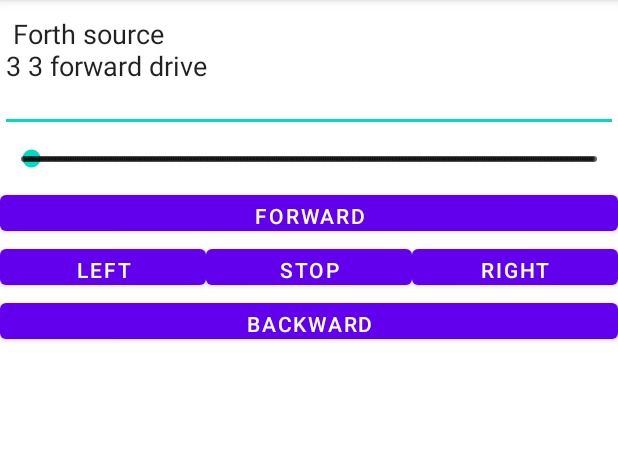
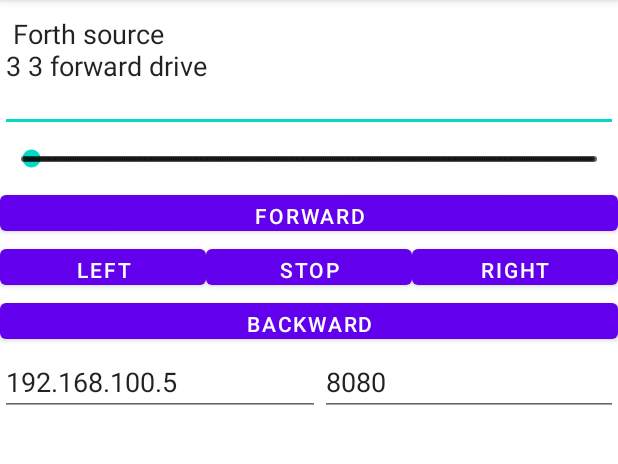
Before and after one commit to turnimator/ForthmobileControl, an Android app: the screen it shows after launch (MainActivity), after a tap on "FORWARD", on a phone screen of 412 x 824 dp, the part 84-548 px from its top. Run offline under Robolectric (Android 15) with nearby library versions, the phone set to English and light mode, and no system bars; libraries missing offline, so code that uses them is left out: org.apache.commons; 1 statement that could not run was skipped.

Commit message:
Text widget appears to work
Pressing Enter at the end of a line triggers a SEND.

```diff
--- a/app/build.gradle
+++ b/app/build.gradle
@@ -1,5 +1,9 @@
 plugins {
     id 'com.android.application'
+}
+
+repositories {
+    mavenCentral()
 }
 
 android {
@@ -29,7 +33,7 @@ android {
 }
 
 dependencies {
-
+    implementation 'commons-net:commons-net:3.6'
     implementation 'androidx.appcompat:appcompat:1.3.0'
     implementation 'com.google.android.material:material:1.3.0'
     implementation 'androidx.constraintlayout:constraintlayout:2.0.1'
--- a/app/src/main/AndroidManifest.xml
+++ b/app/src/main/AndroidManifest.xml
@@ -2,6 +2,7 @@
 <manifest xmlns:android="http://schemas.android.com/apk/res/android"
     package="com.example.forthmobileapp">
 
+    <uses-permission android:name="android.permission.INTERNET" />
     <application
         android:allowBackup="true"
         android:icon="@mipmap/ic_launcher"
--- a/app/src/main/java/com/example/forthmobileapp/MainActivity.java
+++ b/app/src/main/java/com/example/forthmobileapp/MainActivity.java
@@ -17,20 +17,37 @@ import android.widget.AdapterView;
 import android.widget.ArrayAdapter;
 import android.widget.AutoCompleteTextView;
 import android.widget.Button;
+import android.widget.CompoundButton;
+import android.widget.EditText;
 import android.widget.ListAdapter;
 import android.widget.MultiAutoCompleteTextView;
 import android.widget.SeekBar;
 import android.widget.Spinner;
+import android.widget.ToggleButton;
 
 import java.util.ArrayList;
 import java.util.Arrays;
 import java.util.List;
 
 public class MainActivity extends AppCompatActivity {
+    EditText textURI;
+    EditText textPort;
+    ToggleButton buttonConnect;
     Button buttonLeft, buttonRight, buttonForward, buttonBackward, buttonStop;
     MultiAutoCompleteTextView forthView;
     ArrayList<String> words = new ArrayList<>();
     SeekBar seekBarSpeed;
+    ForthmobileModel model = new ForthmobileModel();
+    String changedText = "";
+    int start = 0;
+    int count = 0;
+    int length = 0;
+    int oldLength = 0;
+    int newlength = 0;
+
+    void logTextChange(String tag, String message) {
+        Log.i(tag, "\"" + message + "\" start:" + start + " count:" + count + " length:" + length + " oldlength:" + oldLength + " newlength:" + newlength + " changedText:\"" + changedText + "\"");
+    }
 
     void addAll() {
         words.add("IMMEDIATE");
@@ -283,6 +300,9 @@ public class MainActivity extends AppCompatActivity {
 
         super.onCreate(savedInstanceState);
         setContentView(R.layout.activity_main);
+        textURI = findViewById(R.id.editTextURI);
+        textPort = findViewById(R.id.editTextPortNumber);
+        buttonConnect = findViewById(R.id.toggleButton);
         buttonLeft = findViewById(R.id.buttonLeft);
         buttonRight = findViewById(R.id.buttonRight);
         buttonForward = findViewById(R.id.buttonForward);
@@ -290,6 +310,17 @@ public class MainActivity extends AppCompatActivity {
         buttonStop = findViewById(R.id.buttonStop);
         forthView = findViewById(R.id.multiAutoCompleteTextView);
         seekBarSpeed = findViewById(R.id.seekBarSpeed);
+
+        buttonConnect.setOnCheckedChangeListener(new CompoundButton.OnCheckedChangeListener() {
+            @Override
+            public void onCheckedChanged(CompoundButton buttonView, boolean isChecked) {
+                if (model.isConnected()) {
+                    model.disconnect();
+                } else {
+                    model.connect(textURI.getText().toString(), Integer.parseInt(textPort.getText().toString()));
+                }
+            }
+        });
 
         ArrayAdapter<String> ad = new ArrayAdapter<>(this, android.R.layout.simple_list_item_1, words);
         forthView.setAdapter(ad);
@@ -301,7 +332,7 @@ public class MainActivity extends AppCompatActivity {
 
                 for (int i = cursor - 2; i > 0; i--) { // words are at least one character long. Not fool proof.
                     if (Character.isWhitespace(text.charAt(i))) {
-                        Log.i("TokenStart", text.toString() + " " + i);
+                        // Log.i("TokenStart", text.toString() + " " + i);
                         return i + 1;
                     }
                 }
@@ -310,7 +341,7 @@ public class MainActivity extends AppCompatActivity {
 
             @Override
             public int findTokenEnd(CharSequence text, int cursor) {
-                Log.i("TokenEnd", text.toString() + " " + cursor);
+                // Log.i("TokenEnd", text.toString() + " " + cursor);
                 for (int i = cursor - 1; i > 0; i--) {
                     if (!Character.isWhitespace(text.charAt(i))) {
                         return i;
@@ -321,25 +352,45 @@ public class MainActivity extends AppCompatActivity {
 
             @Override
             public CharSequence terminateToken(CharSequence text) {
-                Log.i("TerminateToken", text.toString());
+                // Log.i("TerminateToken", text.toString());
                 return text;
             }
         });
+
+
         forthView.addTextChangedListener(new TextWatcher() {
 
             @Override
-            public void beforeTextChanged(CharSequence s, int start, int count, int after) {
-
+            public void beforeTextChanged(CharSequence s, int pstart, int pcount, int pafter) {
+                changedText = s.toString().substring(pstart);
+                start = pstart;
+                count = pcount;
+                newlength = pafter;
+                logTextChange("beforeTextChanged", s.toString());
             }
 
             @Override
-            public void onTextChanged(CharSequence s, int start, int before, int count) {
-
+            public void onTextChanged(CharSequence es, int pstart, int pbefore, int pcount) {
+                changedText = es.toString().substring(pstart);
+                start = pstart;
+                oldLength = pbefore;
+                count = pcount;
+                logTextChange("onTextChanged", es.toString());
             }
 
             @Override
-            public void afterTextChanged(Editable s) {
+            public void afterTextChanged(Editable es) {
+                String s = es.toString();
 
+                logTextChange("afterTextChanged", s);
+                if (changedText.endsWith("\n")) {
+                    for (int i = start; i > 0; i--) {
+                        if (s.charAt(i) == '\n') {
+                            Log.i("SENDING", s.substring(i));
+                            break;
+                        }
+                    }
+                }
             }
         });
 
--- a/app/src/main/res/layout/activity_main.xml
+++ b/app/src/main/res/layout/activity_main.xml
@@ -61,6 +61,7 @@
                 android:text="Right" />
 
         </LinearLayout>
+
         <Button
             android:id="@+id/buttonBackward"
             android:layout_width="match_parent"
@@ -68,6 +69,34 @@
             android:layout_weight="1"
             android:text="Backward" />
 
+        <LinearLayout
+            android:layout_width="match_parent"
+            android:layout_height="match_parent"
+            android:orientation="horizontal">
+
+            <EditText
+                android:id="@+id/editTextURI"
+                android:layout_width="wrap_content"
+                android:layout_height="wrap_content"
+                android:ems="10"
+                android:inputType="textUri"
+                android:text="192.168.100.5" />
+
+            <EditText
+                android:id="@+id/editTextPortNumber"
+                android:layout_width="wrap_content"
+                android:layout_height="wrap_content"
+                android:ems="10"
+                android:inputType="number"
+                android:text="8080" />
+
+            <ToggleButton
+                android:id="@+id/toggleButton"
+                android:layout_width="wrap_content"
+                android:layout_height="wrap_content"
+                android:text="ToggleButton" />
+
+        </LinearLayout>
 
     </LinearLayout>
 
```
Also changed, not shown: app/src/main/java/com/example/forthmobileapp/ForthmobileModel.java (added, +58 -0 lines). Lines whose indentation alone changed are shown as unchanged.
